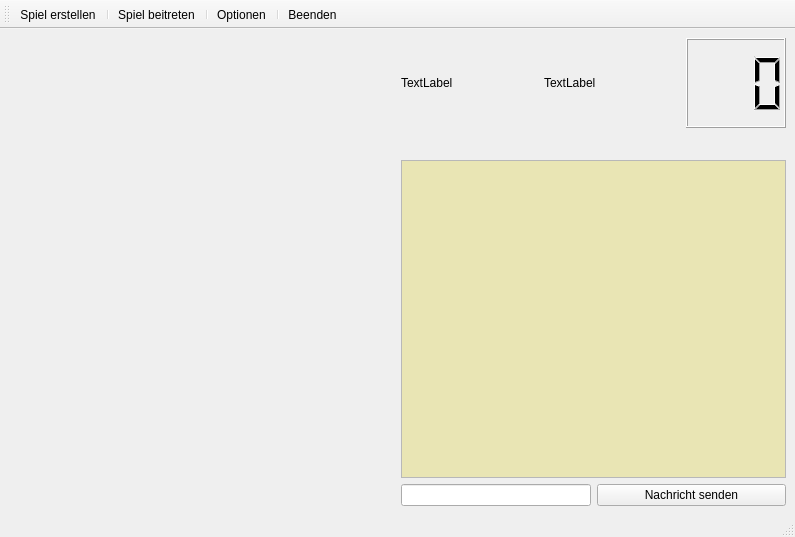
Old version of the form mainwindow.ui in the repository MarcW2345/madn.
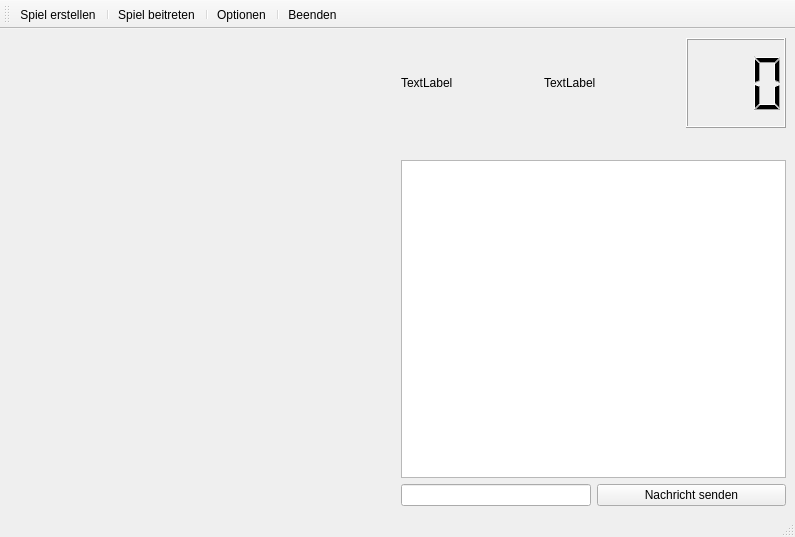
New version of the form. Icons and pictures are not drawn. Custom widgets are drawn as their Qt base class.

```diff
--- a/mainwindow.ui
+++ b/mainwindow.ui
@@ -1517,8 +1517,11 @@
          <string>&lt;!DOCTYPE HTML PUBLIC &quot;-//W3C//DTD HTML 4.0//EN&quot; &quot;http://www.w3.org/TR/REC-html40/strict.dtd&quot;&gt;
 &lt;html&gt;&lt;head&gt;&lt;meta name=&quot;qrichtext&quot; content=&quot;1&quot; /&gt;&lt;style type=&quot;text/css&quot;&gt;
 p, li { white-space: pre-wrap; }
-&lt;/style&gt;&lt;/head&gt;&lt;body style=&quot; font-family:'MS Shell Dlg 2'; font-size:8.25pt; font-weight:400; font-style:normal;&quot; bgcolor=&quot;#e9e5b4&quot;&gt;
-&lt;p style=&quot;-qt-paragraph-type:empty; margin-top:0px; margin-bottom:0px; margin-left:0px; margin-right:0px; -qt-block-indent:0; text-indent:0px; font-size:8pt;&quot;&gt;&lt;br /&gt;&lt;/p&gt;&lt;/body&gt;&lt;/html&gt;</string>
+&lt;/style&gt;&lt;/head&gt;&lt;body style=&quot; font-family:'Sans Serif'; font-size:9pt; font-weight:400; font-style:normal;&quot; bgcolor=&quot;#e9e5b4&quot;&gt;
+&lt;table style=&quot;-qt-table-type: root; margin-top:4px; margin-bottom:4px; margin-left:4px; margin-right:4px;&quot;&gt;
+&lt;tr&gt;
+&lt;td style=&quot;border: none;&quot;&gt;
+&lt;p style=&quot; margin-top:0px; margin-bottom:0px; margin-left:0px; margin-right:0px; -qt-block-indent:0; text-indent:0px;&quot;&gt;&lt;span style=&quot; font-family:'MS Shell Dlg 2'; font-size:8pt;&quot;&gt;&lt;br /&gt;&lt;/span&gt;&lt;/p&gt;&lt;/td&gt;&lt;/tr&gt;&lt;/table&gt;&lt;/body&gt;&lt;/html&gt;</string>
         </property>
        </widget>
       </item>
```
Left out of the diff: 36 changed lines with no effect on the pictures.
